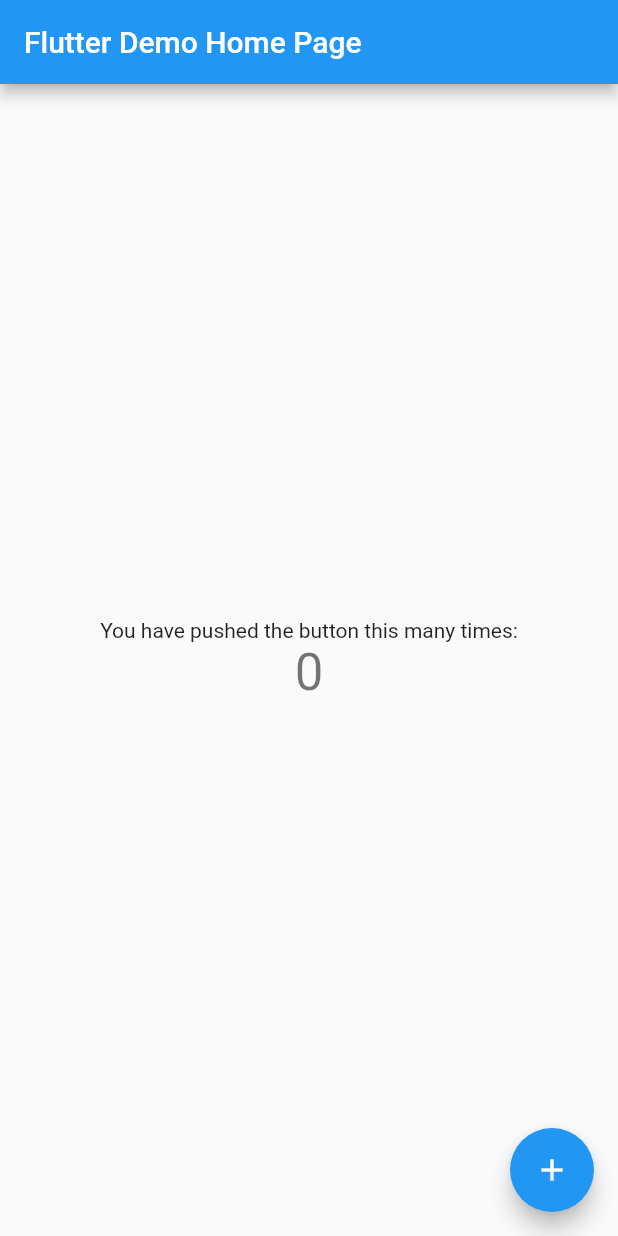
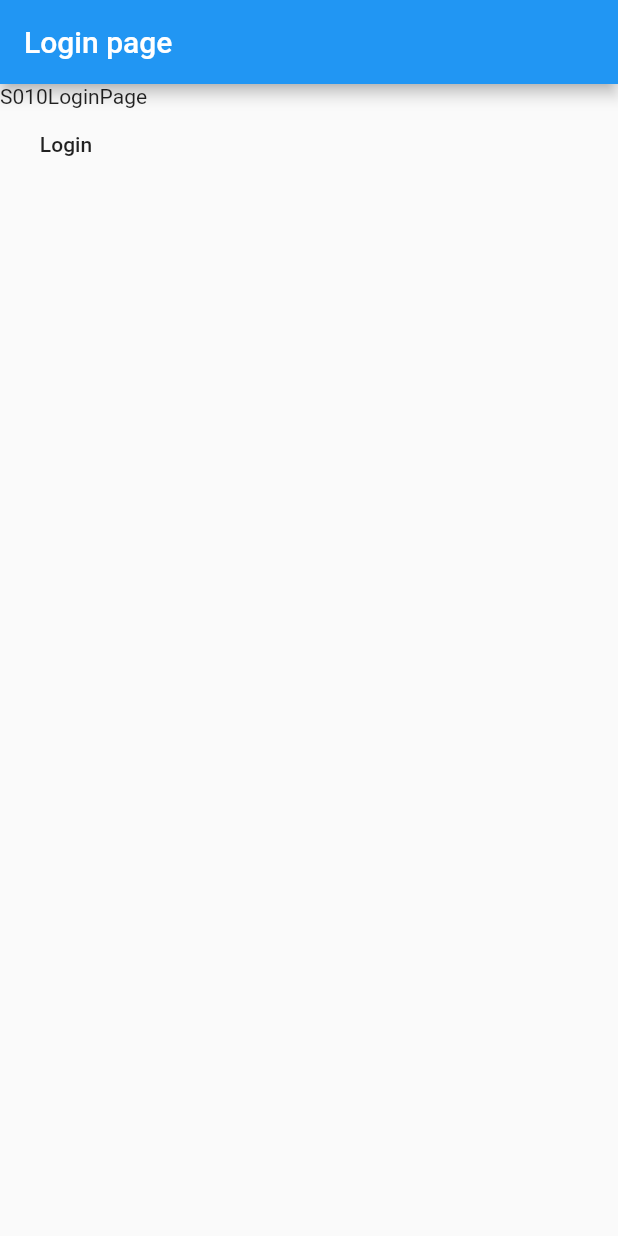
Before and after one commit to jsroest/rubigo_navigator, a Flutter app: the screen it shows after launch, on a phone screen of 412 x 824 dp. Run offline on Flutter 3.47's test engine with Material 2 defaults, Android fonts, the phone set to English and light mode, and no system bars.

Commit message:
Implement navigator 2.0 demo

```diff
--- /dev/null
+++ b/lib/app.dart
@@ -0,0 +1,45 @@
+import 'package:flutter/material.dart';
+import 'package:flutter_app_navigator2_test/classes/page_stack.dart';
+import 'package:flutter_app_navigator2_test/pages/s010_login/s010_login.page.dart';
+import 'package:provider/provider.dart';
+
+class App extends StatefulWidget {
+  @override
+  _AppState createState() => _AppState();
+}
+//https://github.com/slightfoot/flutter_nav_v2/blob/master/lib/navigator_example.dart
+//https://github.com/flutter/flutter/issues/66349
+
+class _AppState extends State<App> {
+  Widget build(BuildContext context) {
+    final _navigatorKey = GlobalKey<NavigatorState>();
+
+    return ChangeNotifierProvider<PageStack>(
+      create: (_) => PageStack([S010LoginPage.page]),
+      child: Builder(
+        builder: (BuildContext context) {
+          var pageStack = context.watch<PageStack>();
+          return MaterialApp(
+            navigatorKey: _navigatorKey,
+            onGenerateRoute: (_) => null,
+            title: 'Flutter Navigator Demo',
+            theme: ThemeData(
+              primarySwatch: Colors.blue,
+              visualDensity: VisualDensity.adaptivePlatformDensity,
+            ),
+            builder: (context, _) {
+              return Navigator(
+                key: _navigatorKey,
+                pages: pageStack.pages,
+                onPopPage: (Route<dynamic> route, dynamic result) {
+                  pageStack.remove(route.settings as Page);
+                  return route.didPop(result);
+                },
+              );
+            },
+          );
+        },
+      ),
+    );
+  }
+}
--- /dev/null
+++ b/lib/classes/custom_page.dart
@@ -0,0 +1,30 @@
+import 'package:flutter/material.dart';
+
+class CustomPage<T> extends Page<T> {
+  CustomPage({
+    @required this.builder,
+    @required String name,
+    LocalKey key,
+  }) : super(key: key ?? ValueKey(name), name: name);
+  final WidgetBuilder builder;
+
+  @override
+  Route<T> createRoute(BuildContext context) {
+    return MaterialPageRoute(
+      settings: this,
+      builder: builder,
+    );
+  }
+
+  @override
+  int get hashCode => key.hashCode;
+
+  @override
+  bool operator ==(Object other) {
+    if (other is Page) {
+      return key == other.key;
+    } else {
+      return super == other;
+    }
+  }
+}
--- /dev/null
+++ b/lib/classes/page_stack.dart
@@ -0,0 +1,21 @@
+import 'dart:collection';
+
+import 'package:flutter/material.dart';
+
+class PageStack extends ChangeNotifier {
+  PageStack(List<Page> initialPages) {
+    _pages = initialPages;
+  }
+  List<Page> _pages = <Page>[];
+  UnmodifiableListView<Page> get pages => UnmodifiableListView(_pages);
+
+  void add(Page value) {
+    _pages.add(value);
+    notifyListeners();
+  }
+
+  void remove(Page value) {
+    _pages.remove(value);
+    notifyListeners();
+  }
+}
--- a/lib/main.dart
+++ b/lib/main.dart
@@ -1,117 +1,6 @@
 import 'package:flutter/material.dart';
+import 'package:flutter_app_navigator2_test/app.dart';
 
 void main() {
-  runApp(MyApp());
+  runApp(App());
 }
-
-class MyApp extends StatelessWidget {
-  // This widget is the root of your application.
-  @override
-  Widget build(BuildContext context) {
-    return MaterialApp(
-      title: 'Flutter Demo',
-      theme: ThemeData(
-        // This is the theme of your application.
-        //
-        // Try running your application with "flutter run". You'll see the
-        // application has a blue toolbar. Then, without quitting the app, try
-        // changing the primarySwatch below to Colors.green and then invoke
-        // "hot reload" (press "r" in the console where you ran "flutter run",
-        // or simply save your changes to "hot reload" in a Flutter IDE).
-        // Notice that the counter didn't reset back to zero; the application
-        // is not restarted.
-        primarySwatch: Colors.blue,
-        // This makes the visual density adapt to the platform that you run
-        // the app on. For desktop platforms, the controls will be smaller and
-        // closer together (more dense) than on mobile platforms.
-        visualDensity: VisualDensity.adaptivePlatformDensity,
-      ),
-      home: MyHomePage(title: 'Flutter Demo Home Page'),
-    );
-  }
-}
-
-class MyHomePage extends StatefulWidget {
-  MyHomePage({Key key, this.title}) : super(key: key);
-
-  // This widget is the home page of your application. It is stateful, meaning
-  // that it has a State object (defined below) that contains fields that affect
-  // how it looks.
-
-  // This class is the configuration for the state. It holds the values (in this
-  // case the title) provided by the parent (in this case the App widget) and
-  // used by the build method of the State. Fields in a Widget subclass are
-  // always marked "final".
-
-  final String title;
-
-  @override
-  _MyHomePageState createState() => _MyHomePageState();
-}
-
-class _MyHomePageState extends State<MyHomePage> {
-  int _counter = 0;
-
-  void _incrementCounter() {
-    setState(() {
-      // This call to setState tells the Flutter framework that something has
-      // changed in this State, which causes it to rerun the build method below
-      // so that the display can reflect the updated values. If we changed
-      // _counter without calling setState(), then the build method would not be
-      // called again, and so nothing would appear to happen.
-      _counter++;
-    });
-  }
-
-  @override
-  Widget build(BuildContext context) {
-    // This method is rerun every time setState is called, for instance as done
-    // by the _incrementCounter method above.
-    //
-    // The Flutter framework has been optimized to make rerunning build methods
-    // fast, so that you can just rebuild anything that needs updating rather
-    // than having to individually change instances of widgets.
-    return Scaffold(
-      appBar: AppBar(
-        // Here we take the value from the MyHomePage object that was created by
-        // the App.build method, and use it to set our appbar title.
-        title: Text(widget.title),
-      ),
-      body: Center(
-        // Center is a layout widget. It takes a single child and positions it
-        // in the middle of the parent.
-        child: Column(
-          // Column is also a layout widget. It takes a list of children and
-          // arranges them vertically. By default, it sizes itself to fit its
-          // children horizontally, and tries to be as tall as its parent.
-          //
-          // Invoke "debug painting" (press "p" in the console, choose the
-          // "Toggle Debug Paint" action from the Flutter Inspector in Android
-          // Studio, or the "Toggle Debug Paint" command in Visual Studio Code)
-          // to see the wireframe for each widget.
-          //
-          // Column has various properties to control how it sizes itself and
-          // how it positions its children. Here we use mainAxisAlignment to
-          // center the children vertically; the main axis here is the vertical
-          // axis because Columns are vertical (the cross axis would be
-          // horizontal).
-          mainAxisAlignment: MainAxisAlignment.center,
-          children: <Widget>[
-            Text(
-              'You have pushed the button this many times:',
-            ),
-            Text(
-              '$_counter',
-              style: Theme.of(context).textTheme.headline4,
-            ),
-          ],
-        ),
-      ),
-      floatingActionButton: FloatingActionButton(
-        onPressed: _incrementCounter,
-        tooltip: 'Increment',
-        child: Icon(Icons.add),
-      ), // This trailing comma makes auto-formatting nicer for build methods.
-    );
-  }
-}
--- /dev/null
+++ b/lib/pages/s010_login/s010_login.page.dart
@@ -0,0 +1,40 @@
+import 'package:flutter/material.dart';
+import 'package:flutter_app_navigator2_test/classes/custom_page.dart';
+import 'package:flutter_app_navigator2_test/pages/s010_login/services/s010_providers.dart';
+import 'package:flutter_app_navigator2_test/pages/s010_login/services/s010_state.dart';
+import 'package:flutter_app_navigator2_test/widgets/breadcrumbs.dart';
+import 'package:provider/provider.dart';
+
+class S010LoginPage extends StatelessWidget {
+  static CustomPage get page {
+    return CustomPage<S010LoginPage>(
+      builder: (_) => S010LoginPage(),
+      name: 'S010LoginPage',
+    );
+  }
+
+  @override
+  Widget build(BuildContext context) {
+    return MultiProvider(
+      providers: providers,
+      child: Builder(builder: (BuildContext context) {
+        var state = context.watch<S010State>();
+        return Scaffold(
+          appBar: AppBar(
+            title: Text('Login page'),
+          ),
+          body: Column(
+            crossAxisAlignment: CrossAxisAlignment.start,
+            children: [
+              BreadCrumbs(page: S010LoginPage.page),
+              FlatButton(
+                child: Text('Login'),
+                onPressed: state.doContinue,
+              )
+            ],
+          ),
+        );
+      }),
+    );
+  }
+}
--- /dev/null
+++ b/lib/pages/s010_login/services/s010_providers.dart
@@ -0,0 +1,15 @@
+import 'package:flutter/widgets.dart';
+import 'package:flutter_app_navigator2_test/classes/page_stack.dart';
+import 'package:flutter_app_navigator2_test/pages/s010_login/services/s010_state.dart';
+import 'package:provider/provider.dart';
+import 'package:provider/single_child_widget.dart';
+
+List<SingleChildWidget> providers = [
+  ChangeNotifierProvider<S010State>(
+    create: (BuildContext context) {
+      return S010State(
+        context.read<PageStack>(),
+      );
+    },
+  ),
+];
--- /dev/null
+++ b/lib/pages/s010_login/services/s010_state.dart
@@ -0,0 +1,12 @@
+import 'package:flutter/widgets.dart';
+import 'package:flutter_app_navigator2_test/classes/page_stack.dart';
+import 'package:flutter_app_navigator2_test/pages/s020_main_menu/s020_main_menu_page.dart';
+
+class S010State extends ChangeNotifier {
+  S010State(this.pageStack);
+
+  final PageStack pageStack;
+  void doContinue() {
+    pageStack.add(S020MainMenuPage.page);
+  }
+}
--- /dev/null
+++ b/lib/pages/s020_main_menu/services/s020_providers.dart
@@ -0,0 +1,15 @@
+import 'package:flutter/widgets.dart';
+import 'package:flutter_app_navigator2_test/classes/page_stack.dart';
+import 'package:flutter_app_navigator2_test/pages/s020_main_menu/services/s020_state.dart';
+import 'package:provider/provider.dart';
+import 'package:provider/single_child_widget.dart';
+
+List<SingleChildWidget> providers = [
+  Provider<S020State>(
+    create: (BuildContext context) {
+      return S020State(
+        context.read<PageStack>(),
+      );
+    },
+  ),
+];
--- /dev/null
+++ b/lib/pages/s030_sub_page/services/s030_providers.dart
@@ -0,0 +1,15 @@
+import 'package:flutter/widgets.dart';
+import 'package:flutter_app_navigator2_test/classes/page_stack.dart';
+import 'package:flutter_app_navigator2_test/pages/s030_sub_page/services/s030_state.dart';
+import 'package:provider/provider.dart';
+import 'package:provider/single_child_widget.dart';
+
+List<SingleChildWidget> providers = [
+  Provider<S030State>(
+    create: (BuildContext context) {
+      return S030State(
+        context.read<PageStack>(),
+      );
+    },
+  ),
+];
--- /dev/null
+++ b/lib/widgets/breadcrumbs.dart
@@ -0,0 +1,26 @@
+import 'package:flutter/material.dart';
+import 'package:flutter_app_navigator2_test/classes/custom_page.dart';
+import 'package:flutter_app_navigator2_test/classes/page_stack.dart';
+import 'package:provider/provider.dart';
+
+class BreadCrumbs extends StatelessWidget {
+  const BreadCrumbs({Key key, this.page}) : super(key: key);
+  final CustomPage page;
+
+  @override
+  Widget build(BuildContext context) {
+    var pages = List<Page>.from(Provider.of<PageStack>(context).pages);
+    if (page != null) {
+      var indexOfThisPage = pages.lastIndexWhere((element) => element == page);
+      if (pages.length - 1 > indexOfThisPage) {
+        //There are page above this page
+        //remove them from this list, because this shows during the transition between pages
+        pages.removeRange(indexOfThisPage + 1, pages.length);
+      }
+    }
+    var pageNames = pages.map((e) => e.name).toList();
+
+    var breadCrumbs = pageNames.join('=>');
+    return Text(breadCrumbs);
+  }
+}
--- a/pubspec.yaml
+++ b/pubspec.yaml
@@ -23,6 +23,7 @@
 dependencies:
   flutter:
     sdk: flutter
+  provider: ^4.3.2+2
 
 
   # The following adds the Cupertino Icons font to your application.
```
Also changed, not shown: lib/pages/s020_main_menu/s020_main_menu_page.dart (added, +40 -0 lines), lib/pages/s020_main_menu/services/s020_state.dart (added, +12 -0 lines), lib/pages/s030_sub_page/s030_sub_page.dart (added, +40 -0 lines), lib/pages/s030_sub_page/services/s030_state.dart (added, +12 -0 lines), pubspec.lock, 2 other files.
